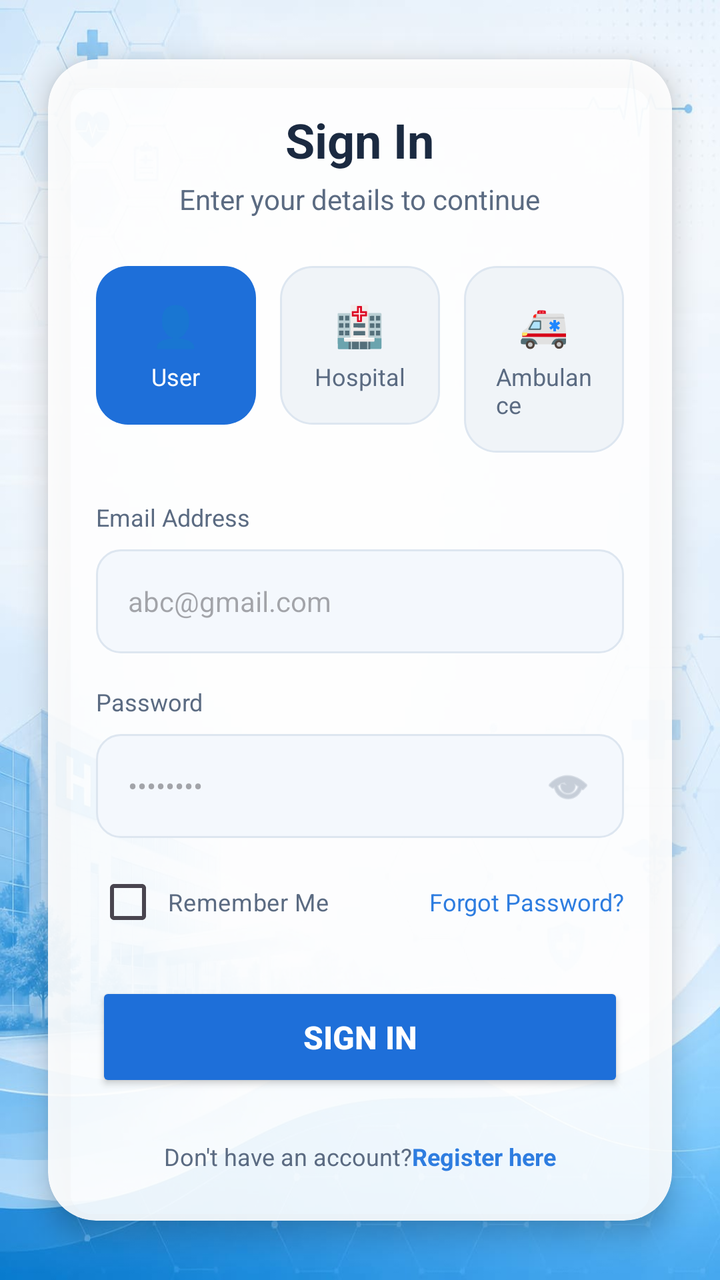
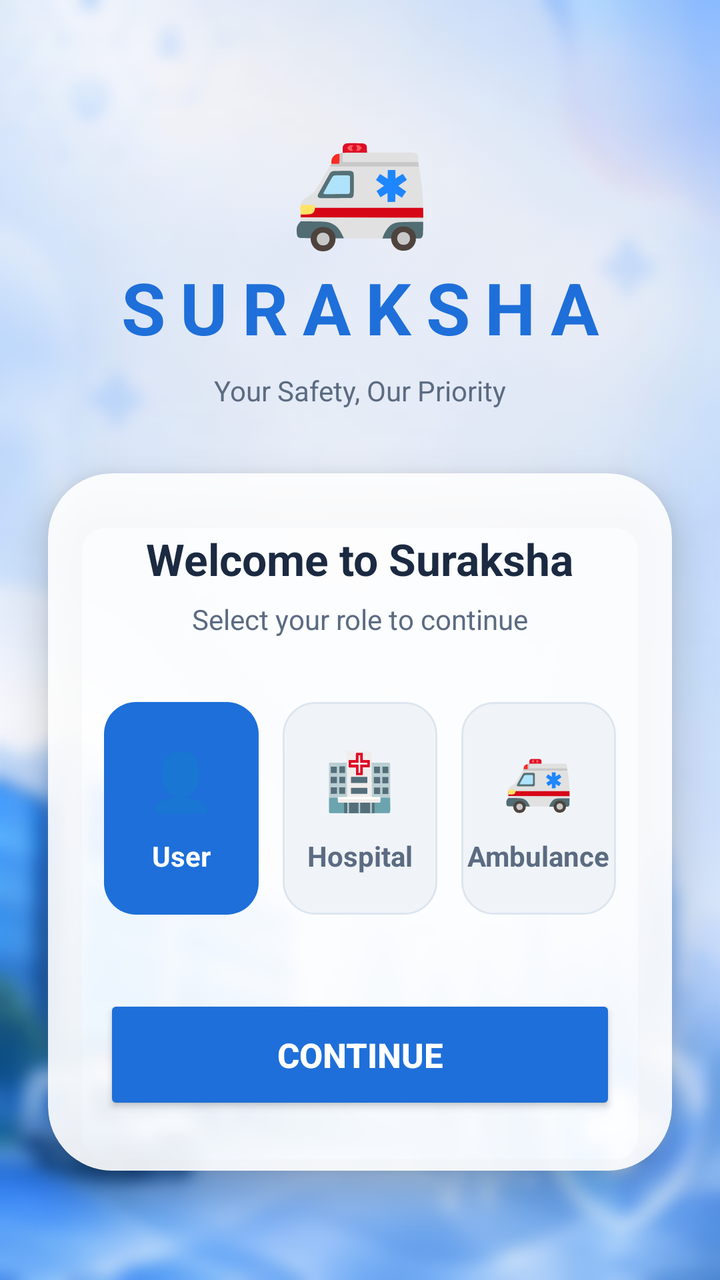

Compare the two renders of this Android layout. The source of the first and the diff that turns it into the second are given below.
<!-- AndroidManifest.xml: application theme Theme.Application -->
<!-- res/layout/starting_page.xml -->
<?xml version="1.0" encoding="utf-8"?>
<androidx.constraintlayout.widget.ConstraintLayout xmlns:android="http://schemas.android.com/apk/res/android"
    xmlns:app="http://schemas.android.com/apk/res-auto"
    xmlns:tools="http://schemas.android.com/tools"
    android:layout_width="match_parent"
    android:layout_height="match_parent"
    android:background="@drawable/hospitaldash"
    tools:context=".StartingActivity">

    <androidx.cardview.widget.CardView
        android:id="@+id/loginCard"
        android:layout_width="match_parent"
        android:layout_height="wrap_content"
        android:layout_marginStart="24dp"
        android:layout_marginEnd="24dp"
        app:cardBackgroundColor="@color/nice_card_bg"
        app:cardCornerRadius="24dp"
        app:cardElevation="8dp"
        app:layout_constraintBottom_toBottomOf="parent"
        app:layout_constraintEnd_toEndOf="parent"
        app:layout_constraintStart_toStartOf="parent"
        app:layout_constraintTop_toTopOf="parent">

        <LinearLayout
            android:layout_width="match_parent"
            android:layout_height="wrap_content"
            android:gravity="center_horizontal"
            android:orientation="vertical"
            android:padding="24dp">

            <TextView
                android:layout_width="wrap_content"
                android:layout_height="wrap_content"
                android:text="@string/title_sign_in"
                android:textColor="@color/text_primary"
                android:textSize="24sp"
                android:textStyle="bold" />

            <TextView
                android:layout_width="wrap_content"
                android:layout_height="wrap_content"
                android:layout_marginTop="4dp"
                android:text="@string/subtitle_sign_in"
                android:textColor="@color/text_secondary"
                android:textSize="14sp" />

            
            <LinearLayout
                android:layout_width="match_parent"
                android:layout_height="wrap_content"
                android:layout_marginTop="24dp"
                android:orientation="horizontal"
                android:baselineAligned="false">

                
                <LinearLayout
                    android:id="@+id/roleUser"
                    android:layout_width="0dp"
                    android:layout_height="wrap_content"
                    android:layout_weight="1"
                    android:background="@drawable/bg_role_selected"
                    android:clickable="true"
                    android:focusable="true"
                    android:gravity="center"
                    android:orientation="vertical"
                    android:padding="16dp">

                    <TextView
                        android:layout_width="wrap_content"
                        android:layout_height="wrap_content"
                        android:text="@string/emoji_user_role"
                        android:textSize="20sp" />

                    <TextView
                        android:layout_width="wrap_content"
                        android:layout_height="wrap_content"
                        android:layout_marginTop="4dp"
                        android:text="@string/role_user"
                        android:textColor="@color/white"
                        android:textSize="12sp" />
                </LinearLayout>

                <View
                    android:layout_width="12dp"
                    android:layout_height="0dp" />

                
                <LinearLayout
                    android:id="@+id/roleHospital"
                    android:layout_width="0dp"
                    android:layout_height="wrap_content"
                    android:layout_weight="1"
                    android:background="@drawable/bg_role_unselected"
                    android:clickable="true"
                    android:focusable="true"
                    android:gravity="center"
                    android:orientation="vertical"
                    android:padding="16dp">

                    <TextView
                        android:layout_width="wrap_content"
                        android:layout_height="wrap_content"
                        android:text="@string/emoji_hospital_role"
                        android:textSize="20sp" />

                    <TextView
                        android:layout_width="wrap_content"
                        android:layout_height="wrap_content"
                        android:layout_marginTop="4dp"
                        android:text="@string/role_hospital"
                        android:textColor="@color/text_secondary"
                        android:textSize="12sp" />
                </LinearLayout>

                <View
                    android:layout_width="12dp"
                    android:layout_height="0dp" />

                
                <LinearLayout
                    android:id="@+id/roleAdmin"
                    android:layout_width="0dp"
                    android:layout_height="wrap_content"
                    android:layout_weight="1"
                    android:background="@drawable/bg_role_unselected"
                    android:clickable="true"
                    android:focusable="true"
                    android:gravity="center"
                    android:orientation="vertical"
                    android:padding="16dp">

                    <TextView
                        android:layout_width="wrap_content"
                        android:layout_height="wrap_content"
                        android:text="@string/emoji_ambulance_role"
                        android:textSize="20sp" />

                    <TextView
                        android:layout_width="wrap_content"
                        android:layout_height="wrap_content"
                        android:layout_marginTop="4dp"
                        android:text="@string/role_admin"
                        android:textColor="@color/text_secondary"
                        android:textSize="12sp" />
                </LinearLayout>
            </LinearLayout>

            <TextView
                android:layout_width="match_parent"
                android:layout_height="wrap_content"
                android:layout_marginTop="24dp"
                android:text="@string/label_email_address"
                android:textColor="@color/text_secondary"
                android:textSize="12sp" />

            <EditText
                android:id="@+id/etEmail"
                android:layout_width="match_parent"
                android:layout_height="52dp"
                android:layout_marginTop="8dp"
                android:background="@drawable/bg_input_signin"
                android:hint="@string/hint_email_sample"
                android:inputType="textEmailAddress"
                android:paddingStart="16dp"
                android:paddingEnd="16dp"
                android:textColor="@color/text_primary"
                android:textSize="14sp"
                android:autofillHints="emailAddress" />

            <TextView
                android:layout_width="match_parent"
                android:layout_height="wrap_content"
                android:layout_marginTop="16dp"
                android:text="@string/label_password"
                android:textColor="@color/text_secondary"
                android:textSize="12sp" />

            <FrameLayout
                android:layout_width="match_parent"
                android:layout_height="52dp"
                android:layout_marginTop="8dp">

                <EditText
                    android:id="@+id/etPassword"
                    android:layout_width="match_parent"
                    android:layout_height="match_parent"
                    android:background="@drawable/bg_input_signin"
                    android:hint="@string/hint_password_dots"
                    android:inputType="textPassword"
                    android:paddingStart="16dp"
                    android:paddingEnd="48dp"
                    android:textColor="@color/text_primary"
                    android:textSize="14sp"
                    android:autofillHints="password" />

                <ImageView
                    android:layout_width="24dp"
                    android:layout_height="24dp"
                    android:layout_gravity="end|center_vertical"
                    android:layout_marginEnd="16dp"
                    android:alpha="0.5"
                    android:src="@android:drawable/ic_menu_view"
                    app:tint="@color/text_secondary"
                    android:contentDescription="@string/desc_view_password" />
            </FrameLayout>

            <LinearLayout
                android:layout_width="match_parent"
                android:layout_height="wrap_content"
                android:layout_marginTop="16dp"
                android:orientation="horizontal"
                android:gravity="center_vertical">

                <CheckBox
                    android:id="@+id/cbRememberMe"
                    android:layout_width="0dp"
                    android:layout_height="wrap_content"
                    android:layout_weight="1"
                    android:buttonTint="@color/text_secondary"
                    android:minHeight="0dp"
                    android:paddingStart="4dp"
                    android:paddingEnd="0dp"
                    android:text="@string/label_remember_me"
                    android:textColor="@color/text_secondary"
                    android:textSize="12sp" />

                <TextView
                    android:layout_width="wrap_content"
                    android:layout_height="wrap_content"
                    android:text="@string/label_forgot_password"
                    android:textColor="@color/blue_accent"
                    android:textSize="12sp" />
            </LinearLayout>

            <Button
                android:id="@+id/btnSignIn"
                android:layout_width="match_parent"
                android:layout_height="55dp"
                android:layout_marginTop="24dp"
                android:backgroundTint="@color/nice_role_selected"
                android:text="@string/title_sign_in"
                android:textColor="@color/white"
                android:textSize="16sp"
                android:textStyle="bold"
                app:cornerRadius="12dp" />

            <LinearLayout
                android:layout_width="wrap_content"
                android:layout_height="wrap_content"
                android:layout_marginTop="24dp"
                android:orientation="horizontal">

                <TextView
                    android:layout_width="wrap_content"
                    android:layout_height="wrap_content"
                    android:text="@string/footer_no_account"
                    android:textColor="@color/text_secondary"
                    android:textSize="12sp" />

                <TextView
                    android:id="@+id/tvRegister"
                    android:layout_width="wrap_content"
                    android:layout_height="wrap_content"
                    android:text="@string/footer_register_here"
                    android:textColor="@color/blue_accent"
                    android:textSize="12sp"
                    android:textStyle="bold" />
            </LinearLayout>

        </LinearLayout>
    </androidx.cardview.widget.CardView>

</androidx.constraintlayout.widget.ConstraintLayout>
<!-- resources referenced by this layout -->
<resources>
  <color name="blue_accent">#2E7DE0</color>
  <color name="nice_card_bg">#E6FFFFFF</color>
  <color name="nice_role_selected">#1E6FD9</color>
  <color name="text_primary">#1B2A41</color>
  <color name="text_secondary">#5B6B82</color>
  <color name="white">#FFFFFFFF</color>
  <!-- drawable bg_input_signin (drawable) -->
  <?xml version="1.0" encoding="utf-8"?>
  <shape xmlns:android="http://schemas.android.com/apk/res/android">
      <solid android:color="@color/nice_input_bg" />
      <corners android:radius="12dp" />
      <stroke android:width="1dp" android:color="@color/nice_role_border" />
  </shape>
  <!-- drawable bg_role_selected (drawable) -->
  <?xml version="1.0" encoding="utf-8"?>
  <shape xmlns:android="http://schemas.android.com/apk/res/android">
      <solid android:color="@color/nice_role_selected" />
      <corners android:radius="16dp" />
  </shape>
  <!-- drawable bg_role_unselected (drawable) -->
  <?xml version="1.0" encoding="utf-8"?>
  <shape xmlns:android="http://schemas.android.com/apk/res/android">
      <solid android:color="@color/nice_role_unselected" />
      <stroke android:width="1dp" android:color="@color/nice_role_border" />
      <corners android:radius="16dp" />
  </shape>
  <!-- drawable hospitaldash: jpeg bitmap (drawable, 56200 bytes) -->
  <string name="desc_view_password">View password</string>
  <string name="emoji_ambulance_role">🚑</string>
  <string name="emoji_hospital_role">🏥</string>
  <string name="emoji_user_role">👤</string>
  <string name="footer_no_account">Don\'t have an account? </string>
  <string name="footer_register_here">Register here</string>
  <string name="hint_email_sample">abc@gmail.com</string>
  <string name="hint_password_dots">••••••••</string>
  <string name="label_email_address">Email Address</string>
  <string name="label_forgot_password">Forgot Password?</string>
  <string name="label_password">Password</string>
  <string name="label_remember_me">Remember Me</string>
  <string name="role_admin">Ambulance</string>
  <string name="role_hospital">Hospital</string>
  <string name="role_user">User</string>
  <string name="subtitle_sign_in">Enter your details to continue</string>
  <string name="title_sign_in">Sign In</string>
  <style name="Theme.Application" parent="Base.Theme.Application" />
  <color name="nice_input_bg">#F4F8FD</color>
  <color name="nice_role_border">#DDE6F0</color>
  <color name="nice_role_unselected">#F0F4F8</color>
  <style name="Base.Theme.Application" parent="Theme.Material3.DayNight.NoActionBar">
          
          
      </style>
</resources>

<!-- the commit's change to res/layout/starting_page.xml (unified diff, before → after) -->
@@ -4,53 +4,91 @@
     xmlns:tools="http://schemas.android.com/tools"
     android:layout_width="match_parent"
     android:layout_height="match_parent"
-    android:background="@drawable/hospitaldash"
-    tools:context=".StartingActivity">
-
+    android:background="@drawable/user_bg_blur">
+
+    
+    <LinearLayout
+        android:id="@+id/headerSection"
+        android:layout_width="wrap_content"
+        android:layout_height="wrap_content"
+        android:gravity="center"
+        android:orientation="vertical"
+        app:layout_constraintTop_toTopOf="parent"
+        app:layout_constraintStart_toStartOf="parent"
+        app:layout_constraintEnd_toEndOf="parent"
+        app:layout_constraintBottom_toTopOf="@+id/loginCard"
+        app:layout_constraintVertical_chainStyle="packed">
+
+        <TextView
+            android:layout_width="wrap_content"
+            android:layout_height="wrap_content"
+            android:text="🚑"
+            android:textSize="56sp" />
+
+        <TextView
+            android:layout_width="wrap_content"
+            android:layout_height="wrap_content"
+            android:text="SURAKSHA"
+            android:textColor="@color/role_selected"
+            android:textSize="36sp"
+            android:textStyle="bold"
+            android:letterSpacing="0.2" />
+
+        <TextView
+            android:layout_width="wrap_content"
+            android:layout_height="wrap_content"
+            android:text="Your Safety, Our Priority"
+            android:textColor="@color/text_secondary"
+            android:textSize="14sp"
+            android:layout_marginTop="8dp" />
+    </LinearLayout>
+
+    
     <androidx.cardview.widget.CardView
         android:id="@+id/loginCard"
         android:layout_width="match_parent"
         android:layout_height="wrap_content"
         android:layout_marginStart="24dp"
         android:layout_marginEnd="24dp"
-        app:cardBackgroundColor="@color/nice_card_bg"
-        app:cardCornerRadius="24dp"
-        app:cardElevation="8dp"
+        android:layout_marginTop="32dp"
+        app:cardBackgroundColor="@color/glass_white_heavy"
+        app:cardCornerRadius="32dp"
+        app:cardElevation="12dp"
+        app:layout_constraintTop_toBottomOf="@+id/headerSection"
         app:layout_constraintBottom_toBottomOf="parent"
         app:layout_constraintEnd_toEndOf="parent"
-        app:layout_constraintStart_toStartOf="parent"
-        app:layout_constraintTop_toTopOf="parent">
+        app:layout_constraintStart_toStartOf="parent">
 
         <LinearLayout
             android:layout_width="match_parent"
             android:layout_height="wrap_content"
             android:gravity="center_horizontal"
             android:orientation="vertical"
-            android:padding="24dp">
+            android:padding="28dp">
 
             <TextView
                 android:layout_width="wrap_content"
                 android:layout_height="wrap_content"
-                android:text="@string/title_sign_in"
+                android:text="@string/title_select_role"
                 android:textColor="@color/text_primary"
-                android:textSize="24sp"
+                android:textSize="22sp"
                 android:textStyle="bold" />
 
             <TextView
                 android:layout_width="wrap_content"
                 android:layout_height="wrap_content"
-                android:layout_marginTop="4dp"
-                android:text="@string/subtitle_sign_in"
+                android:layout_marginTop="6dp"
+                android:text="@string/subtitle_select_role"
                 android:textColor="@color/text_secondary"
                 android:textSize="14sp" />
 
             
             <LinearLayout
+                android:id="@+id/roleGrid"
                 android:layout_width="match_parent"
                 android:layout_height="wrap_content"
-                android:layout_marginTop="24dp"
-                android:orientation="horizontal"
-                android:baselineAligned="false">
+                android:layout_marginTop="32dp"
+                android:orientation="horizontal">
 
                 
                 <LinearLayout
@@ -63,21 +101,23 @@
                     android:focusable="true"
                     android:gravity="center"
                     android:orientation="vertical"
-                    android:padding="16dp">
+                    android:paddingTop="20dp"
+                    android:paddingBottom="20dp">
 
                     <TextView
                         android:layout_width="wrap_content"
                         android:layout_height="wrap_content"
                         android:text="@string/emoji_user_role"
-                        android:textSize="20sp" />
-
-                    <TextView
-                        android:layout_width="wrap_content"
-                        android:layout_height="wrap_content"
-                        android:layout_marginTop="4dp"
+                        android:textSize="28sp" />
+
+                    <TextView
+                        android:layout_width="wrap_content"
+                        android:layout_height="wrap_content"
+                        android:layout_marginTop="10dp"
                         android:text="@string/role_user"
                         android:textColor="@color/white"
-                        android:textSize="12sp" />
+                        android:textSize="14sp"
+                        android:textStyle="bold" />
                 </LinearLayout>
 
                 <View
@@ -95,21 +135,23 @@
                     android:focusable="true"
                     android:gravity="center"
                     android:orientation="vertical"
-                    android:padding="16dp">
+                    android:paddingTop="20dp"
+                    android:paddingBottom="20dp">
 
                     <TextView
                         android:layout_width="wrap_content"
                         android:layout_height="wrap_content"
                         android:text="@string/emoji_hospital_role"
-                        android:textSize="20sp" />
-
-                    <TextView
-                        android:layout_width="wrap_content"
-                        android:layout_height="wrap_content"
-                        android:layout_marginTop="4dp"
+                        android:textSize="28sp" />
+
+                    <TextView
+                        android:layout_width="wrap_content"
+                        android:layout_height="wrap_content"
+                        android:layout_marginTop="10dp"
                         android:text="@string/role_hospital"
                         android:textColor="@color/text_secondary"
-                        android:textSize="12sp" />
+                        android:textSize="14sp"
+                        android:textStyle="bold" />
                 </LinearLayout>
 
                 <View
@@ -127,145 +169,37 @@
                     android:focusable="true"
                     android:gravity="center"
                     android:orientation="vertical"
-                    android:padding="16dp">
+                    android:paddingTop="20dp"
+                    android:paddingBottom="20dp">
 
                     <TextView
                         android:layout_width="wrap_content"
                         android:layout_height="wrap_content"
                         android:text="@string/emoji_ambulance_role"
-                        android:textSize="20sp" />
-
-                    <TextView
-                        android:layout_width="wrap_content"
-                        android:layout_height="wrap_content"
-                        android:layout_marginTop="4dp"
+                        android:textSize="28sp" />
+
+                    <TextView
+                        android:layout_width="wrap_content"
+                        android:layout_height="wrap_content"
+                        android:layout_marginTop="10dp"
                         android:text="@string/role_admin"
                         android:textColor="@color/text_secondary"
-                        android:textSize="12sp" />
+                        android:textSize="14sp"
+                        android:textStyle="bold" />
                 </LinearLayout>
             </LinearLayout>
 
-            <TextView
+            <Button
+                android:id="@+id/btnContinue"
                 android:layout_width="match_parent"
-                android:layout_height="wrap_content"
-                android:layout_marginTop="24dp"
-                android:text="@string/label_email_address"
-                android:textColor="@color/text_secondary"
-                android:textSize="12sp" />
-
-            <EditText
-                android:id="@+id/etEmail"
-                android:layout_width="match_parent"
-                android:layout_height="52dp"
-                android:layout_marginTop="8dp"
-                android:background="@drawable/bg_input_signin"
-                android:hint="@string/hint_email_sample"
-                android:inputType="textEmailAddress"
-                android:paddingStart="16dp"
-                android:paddingEnd="16dp"
-                android:textColor="@color/text_primary"
-                android:textSize="14sp"
-                android:autofillHints="emailAddress" />
-
-            <TextView
-                android:layout_width="match_parent"
-                android:layout_height="wrap_content"
-                android:layout_marginTop="16dp"
-                android:text="@string/label_password"
-                android:textColor="@color/text_secondary"
-                android:textSize="12sp" />
-
-            <FrameLayout
-                android:layout_width="match_parent"
-                android:layout_height="52dp"
-                android:layout_marginTop="8dp">
-
-                <EditText
-                    android:id="@+id/etPassword"
-                    android:layout_width="match_parent"
-                    android:layout_height="match_parent"
-                    android:background="@drawable/bg_input_signin"
-                    android:hint="@string/hint_password_dots"
-                    android:inputType="textPassword"
-                    android:paddingStart="16dp"
-                    android:paddingEnd="48dp"
-                    android:textColor="@color/text_primary"
-                    android:textSize="14sp"
-                    android:autofillHints="password" />
-
-                <ImageView
-                    android:layout_width="24dp"
-                    android:layout_height="24dp"
-                    android:layout_gravity="end|center_vertical"
-                    android:layout_marginEnd="16dp"
-                    android:alpha="0.5"
-                    android:src="@android:drawable/ic_menu_view"
-                    app:tint="@color/text_secondary"
-                    android:contentDescription="@string/desc_view_password" />
-            </FrameLayout>
-
-            <LinearLayout
-                android:layout_width="match_parent"
-                android:layout_height="wrap_content"
-                android:layout_marginTop="16dp"
-                android:orientation="horizontal"
-                android:gravity="center_vertical">
-
-                <CheckBox
-                    android:id="@+id/cbRememberMe"
-                    android:layout_width="0dp"
-                    android:layout_height="wrap_content"
-                    android:layout_weight="1"
-                    android:buttonTint="@color/text_secondary"
-                    android:minHeight="0dp"
-                    android:paddingStart="4dp"
-                    android:paddingEnd="0dp"
-                    android:text="@string/label_remember_me"
-                    android:textColor="@color/text_secondary"
-                    android:textSize="12sp" />
-
-                <TextView
-                    android:layout_width="wrap_content"
-                    android:layout_height="wrap_content"
-                    android:text="@string/label_forgot_password"
-                    android:textColor="@color/blue_accent"
-                    android:textSize="12sp" />
-            </LinearLayout>
-
-            <Button
-                android:id="@+id/btnSignIn"
-                android:layout_width="match_parent"
-                android:layout_height="55dp"
-                android:layout_marginTop="24dp"
-                android:backgroundTint="@color/nice_role_selected"
-                android:text="@string/title_sign_in"
+                android:layout_height="60dp"
+                android:layout_marginTop="40dp"
+                android:backgroundTint="@color/role_selected"
+                android:text="@string/btn_continue"
                 android:textColor="@color/white"
-                android:textSize="16sp"
+                android:textSize="17sp"
                 android:textStyle="bold"
-                app:cornerRadius="12dp" />
-
-            <LinearLayout
-                android:layout_width="wrap_content"
-                android:layout_height="wrap_content"
-                android:layout_marginTop="24dp"
-                android:orientation="horizontal">
-
-                <TextView
-                    android:layout_width="wrap_content"
-                    android:layout_height="wrap_content"
-                    android:text="@string/footer_no_account"
-                    android:textColor="@color/text_secondary"
-                    android:textSize="12sp" />
-
-                <TextView
-                    android:id="@+id/tvRegister"
-                    android:layout_width="wrap_content"
-                    android:layout_height="wrap_content"
-                    android:text="@string/footer_register_here"
-                    android:textColor="@color/blue_accent"
-                    android:textSize="12sp"
-                    android:textStyle="bold" />
-            </LinearLayout>
+                app:cornerRadius="16dp" />
 
         </LinearLayout>
     </androidx.cardview.widget.CardView>
<!-- resource entries referenced after the edit -->
@@ -1,18 +1,10 @@
 <!-- resources referenced by this layout -->
 <resources>
-  <color name="blue_accent">#2E7DE0</color>
-  <color name="nice_card_bg">#E6FFFFFF</color>
-  <color name="nice_role_selected">#1E6FD9</color>
+  <color name="glass_white_heavy">#E6FFFFFF</color>
+  <color name="role_selected">#1E6FD9</color>
   <color name="text_primary">#1B2A41</color>
   <color name="text_secondary">#5B6B82</color>
   <color name="white">#FFFFFFFF</color>
-  <!-- drawable bg_input_signin (drawable) -->
-  <?xml version="1.0" encoding="utf-8"?>
-  <shape xmlns:android="http://schemas.android.com/apk/res/android">
-      <solid android:color="@color/nice_input_bg" />
-      <corners android:radius="12dp" />
-      <stroke android:width="1dp" android:color="@color/nice_role_border" />
-  </shape>
   <!-- drawable bg_role_selected (drawable) -->
   <?xml version="1.0" encoding="utf-8"?>
   <shape xmlns:android="http://schemas.android.com/apk/res/android">
@@ -26,28 +18,20 @@
       <stroke android:width="1dp" android:color="@color/nice_role_border" />
       <corners android:radius="16dp" />
   </shape>
-  <!-- drawable hospitaldash: jpeg bitmap (drawable, 56200 bytes) -->
-  <string name="desc_view_password">View password</string>
+  <!-- drawable user_bg_blur: png bitmap (drawable, 461630 bytes) -->
+  <string name="btn_continue">Continue</string>
   <string name="emoji_ambulance_role">🚑</string>
   <string name="emoji_hospital_role">🏥</string>
   <string name="emoji_user_role">👤</string>
-  <string name="footer_no_account">Don\'t have an account? </string>
-  <string name="footer_register_here">Register here</string>
-  <string name="hint_email_sample">abc@gmail.com</string>
-  <string name="hint_password_dots">••••••••</string>
-  <string name="label_email_address">Email Address</string>
-  <string name="label_forgot_password">Forgot Password?</string>
-  <string name="label_password">Password</string>
-  <string name="label_remember_me">Remember Me</string>
   <string name="role_admin">Ambulance</string>
   <string name="role_hospital">Hospital</string>
   <string name="role_user">User</string>
-  <string name="subtitle_sign_in">Enter your details to continue</string>
-  <string name="title_sign_in">Sign In</string>
+  <string name="subtitle_select_role">Select your role to continue</string>
+  <string name="title_select_role">Welcome to Suraksha</string>
   <style name="Theme.Application" parent="Base.Theme.Application" />
-  <color name="nice_input_bg">#F4F8FD</color>
+  <color name="nice_role_selected">#1E6FD9</color>
+  <color name="nice_role_unselected">#F0F4F8</color>
   <color name="nice_role_border">#DDE6F0</color>
-  <color name="nice_role_unselected">#F0F4F8</color>
   <style name="Base.Theme.Application" parent="Theme.Material3.DayNight.NoActionBar">
           
           
